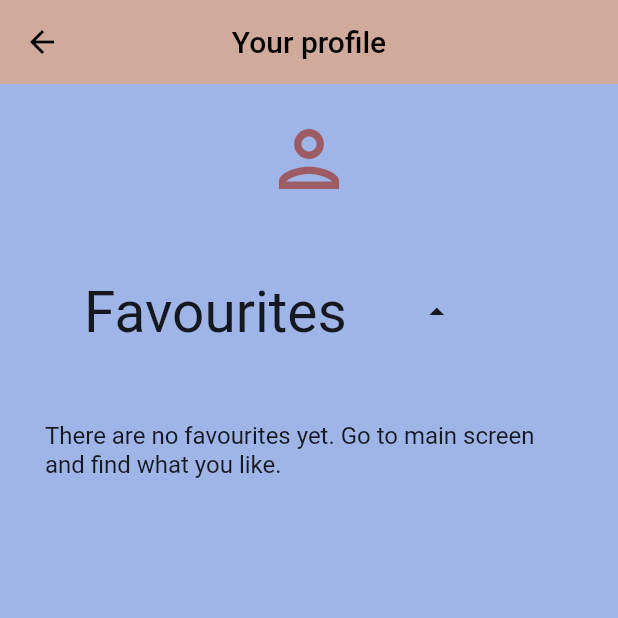
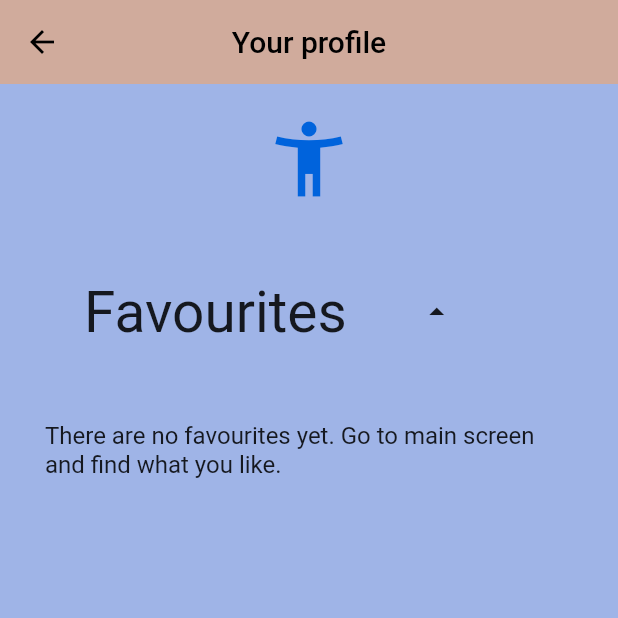
Before and after one commit to valeriiaradzivilo/cook_helper, a Flutter app: the UserScreen screen opened directly with empty values, after a tap on the "arrow drop down" icon, on a phone screen of 412 x 824 dp, the top half of it. Run offline on Flutter 3.47's test engine with Material 2 defaults, Android fonts, the phone set to English and light mode, and no system bars; our stand-ins replace cloud_firestore, file_picker, firebase_auth, firebase_core, firebase_storage, flutter_rating_bar and 2 more; accounts and stored records are empty; network calls fail.

Commit message:
some old commit

```diff
--- a/lib/screens/main_page_screen.dart
+++ b/lib/screens/main_page_screen.dart
@@ -30,6 +30,7 @@ class _MainPageState extends State<MainPage> {
 
 
   Future<List<Recipe>> recipeGetter(int position) async {
+    position+=1;
     print("Position $position");
     print("Biggest index $biggestIndex");
     if(position>=
--- a/lib/screens/user_screen.dart
+++ b/lib/screens/user_screen.dart
@@ -10,6 +10,7 @@ import 'package:flutter/material.dart';
 import 'package:sizer/sizer.dart';
 
 import '../recipes_work/recipe.dart';
+import 'create_recipe_screen.dart';
 
 class UserScreen extends StatefulWidget {
   const UserScreen({Key? key}) : super(key: key);
@@ -49,9 +50,9 @@ class _UserScreenState extends State<UserScreen> {
           child: ListView(
             children: <Widget>[
               Icon(
-                Icons.person_outlined,
+                Icons.accessibility_new_outlined,
                 size: 60,
-                color: colorPalette.bordo,
+                color: currentUser!.isCreator?colorPalette.pink:colorPalette.darkBlue,
               ),
               MainText(
                 text: currentUser!.username!,
@@ -102,7 +103,10 @@ class _UserScreenState extends State<UserScreen> {
                       style: ElevatedButton.styleFrom(
                         backgroundColor: colorPalette.pink
                       ),
-                      onPressed: () {},
+                      onPressed: () {
+                        Navigator.pushNamed(context, CreateRecipeScreen.routeName,
+                            arguments: currentUser);
+                      },
                       icon: const Icon(Icons.add_box_outlined),
                       label: const Text("Add new recipe to catalog"))
                   : const SizedBox(),
```
Also changed, not shown: lib/screens/create_recipe_screen.dart (+7 -0 lines).
